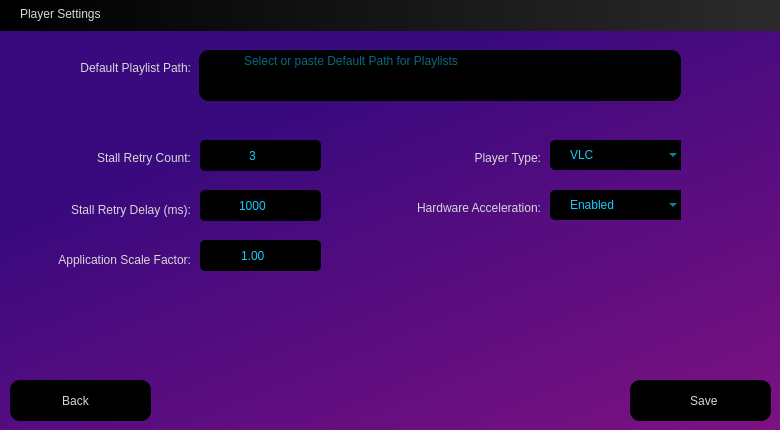
Before: the Qt Designer form assets/PlayerSettings.ui in ifreddyrod/SpyderPlayer, drawn with Qt 5.
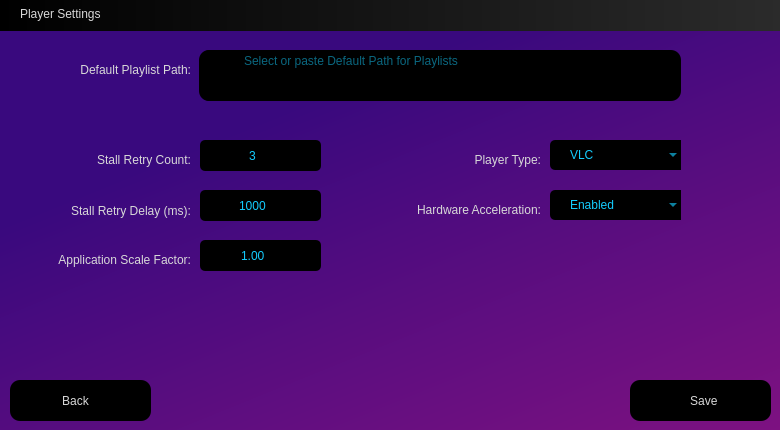
After: the same form once the commit is applied. Icons and pictures are not drawn.

Commit message: - Increased label sizes in PlayerSettings.ui to prevent text clipping on different platforms

```diff
--- a/assets/PlayerSettings.ui
+++ b/assets/PlayerSettings.ui
@@ -185,10 +185,10 @@
   <widget class="QLabel" name="PlayerType_label">
    <property name="geometry">
     <rect>
-     <x>410</x>
+     <x>360</x>
      <y>150</y>
-     <width>131</width>
-     <height>16</height>
+     <width>181</width>
+     <height>20</height>
     </rect>
    </property>
    <property name="text">
@@ -269,10 +269,10 @@
   <widget class="QLabel" name="Path_label">
    <property name="geometry">
     <rect>
-     <x>60</x>
+     <x>10</x>
      <y>60</y>
-     <width>131</width>
-     <height>16</height>
+     <width>181</width>
+     <height>20</height>
     </rect>
    </property>
    <property name="text">
@@ -363,10 +363,10 @@
   <widget class="QLabel" name="Retry_label">
    <property name="geometry">
     <rect>
-     <x>60</x>
+     <x>10</x>
      <y>150</y>
-     <width>131</width>
-     <height>16</height>
+     <width>181</width>
+     <height>20</height>
     </rect>
    </property>
    <property name="text">
@@ -379,9 +379,9 @@
   <widget class="QLabel" name="Path_label_2">
    <property name="geometry">
     <rect>
-     <x>50</x>
-     <y>199</y>
-     <width>141</width>
+     <x>10</x>
+     <y>200</y>
+     <width>181</width>
      <height>21</height>
     </rect>
    </property>
@@ -395,9 +395,9 @@
   <widget class="QLabel" name="ScaleFactor_label">
    <property name="geometry">
     <rect>
-     <x>30</x>
+     <x>10</x>
      <y>250</y>
-     <width>161</width>
+     <width>181</width>
      <height>20</height>
     </rect>
    </property>
@@ -477,10 +477,10 @@
   <widget class="QLabel" name="HWAccel_label">
    <property name="geometry">
     <rect>
-     <x>370</x>
+     <x>350</x>
      <y>200</y>
-     <width>171</width>
-     <height>16</height>
+     <width>191</width>
+     <height>20</height>
     </rect>
    </property>
    <property name="text">
```
